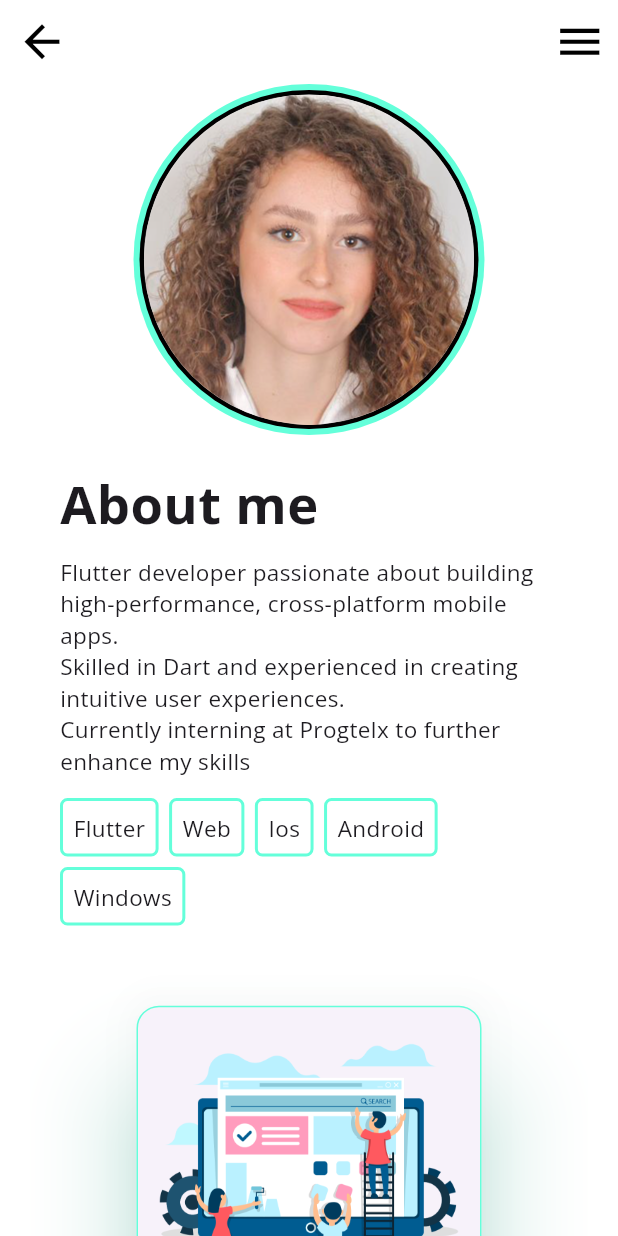
After one commit to Syartaa/flutter_syarta_portfolio, a Flutter app: the AboutMobile screen opened directly, on a phone screen of 412 x 824 dp. The commit adds this screen. Run offline on Flutter 3.47's test engine with Material 3 defaults, Android fonts, the phone set to English and light mode, and no system bars; our stand-ins replace flutter_svg, google_fonts, url_strategy.

Commit message:
creating the about-me page form for mobile

```diff
--- a/lib/components.dart
+++ b/lib/components.dart
@@ -174,7 +174,7 @@ class AnimatedCard extends StatefulWidget {
   final width;
   const AnimatedCard(
       {super.key,
-      @required this.text,
+      this.text,
       @required this.imagePath,
       this.fit,
       this.reverse,
@@ -228,7 +228,7 @@ class _AnimatedCardState extends State<AnimatedCard>
               SizedBox(
                 height: 10.0,
               ),
-              SansBold(widget.text, 15.0),
+              widget.text == null ? SizedBox() : SansBold(widget.text, 15.0),
             ],
           ),
         ),
--- /dev/null
+++ b/lib/mobile/about_mobile.dart
@@ -0,0 +1,204 @@
+import 'package:flutter/material.dart';
+import 'package:flutter_svg/flutter_svg.dart';
+import 'package:url_launcher/url_launcher.dart';
+
+import '../components.dart';
+
+class AboutMobile extends StatefulWidget {
+  const AboutMobile({super.key});
+
+  @override
+  State<AboutMobile> createState() => _AboutMobileState();
+}
+
+class _AboutMobileState extends State<AboutMobile> {
+  Widget urlLauncher(String imgPath, String url) {
+    return IconButton(
+      icon: SvgPicture.asset(
+        imgPath,
+        color: Colors.black,
+        width: 35,
+      ),
+      onPressed: () async {
+        if (await canLaunchUrl(Uri.parse(url))) {
+          await launchUrl(Uri.parse(url));
+        } else {
+          throw 'Could not launch $url';
+        }
+      },
+    );
+  }
+
+  @override
+  Widget build(BuildContext context) {
+    return SafeArea(
+      child: Scaffold(
+        extendBodyBehindAppBar: true,
+        backgroundColor: Colors.white,
+        appBar: AppBar(
+          backgroundColor: Colors.transparent,
+          elevation: 0.0,
+          iconTheme: IconThemeData(size: 35.0, color: Colors.black),
+        ),
+        endDrawer: Drawer(
+          child: Column(
+            mainAxisAlignment: MainAxisAlignment.center,
+            children: [
+              DrawerHeader(
+                padding: EdgeInsets.only(bottom: 20.0),
+                child: Container(
+                  decoration: BoxDecoration(
+                    shape: BoxShape.circle,
+                    border: Border.all(width: 2.0, color: Colors.black),
+                  ),
+                  child: Image.asset(
+                    'assets/image=circle.png',
+                    filterQuality: FilterQuality.high,
+                  ),
+                ),
+              ),
+              TabsMobile(text: "Home", route: '/'),
+              SizedBox(height: 20.0),
+              TabsMobile(text: "About", route: '/about'),
+              SizedBox(height: 20.0),
+              TabsMobile(text: "Works", route: '/works'),
+              SizedBox(height: 20.0),
+              TabsMobile(text: "Blog", route: '/blog'),
+              SizedBox(height: 20.0),
+              TabsMobile(text: "Contact", route: '/contact'),
+              SizedBox(height: 40.0),
+              Row(
+                mainAxisAlignment: MainAxisAlignment.spaceEvenly,
+                children: [
+                  urlLauncher("assets/instagram.svg",
+                      "https://www.instagram.com/tomcruise/"),
+                  urlLauncher("assets/twitter.svg",
+                      "https://www.twitter.com/tomcruise/"),
+                  urlLauncher("assets/github.svg", "https://www.github.com/"),
+                ],
+              )
+            ],
+          ),
+        ),
+        body: Padding(
+          padding: const EdgeInsets.symmetric(horizontal: 20.0),
+          child: ListView(
+            children: [
+              //indrudoction
+              CircleAvatar(
+                radius: 117.0,
+                backgroundColor: Colors.tealAccent,
+                child: CircleAvatar(
+                  radius: 113.0,
+                  backgroundColor: Colors.black,
+                  child: CircleAvatar(
+                    radius: 110.0,
+                    backgroundColor: Colors.white,
+                    child: Image.asset(
+                      "assets/image=circle.png",
+                      filterQuality: FilterQuality.high,
+                    ),
+                  ),
+                ),
+              ),
+              SizedBox(height: 20.0),
+              Padding(
+                padding: EdgeInsets.symmetric(horizontal: 20.0),
+                child: Column(
+                  crossAxisAlignment: CrossAxisAlignment.start,
+                  mainAxisAlignment: MainAxisAlignment.start,
+                  children: [
+                    SansBold("About me", 35.0),
+                    SizedBox(height: 10.0),
+                    Sans(
+                        "Flutter developer passionate about building high-performance, cross-platform mobile apps.",
+                        15.0),
+                    Sans(
+                        "Skilled in Dart and experienced in creating intuitive user experiences.",
+                        15.0),
+                    Sans(
+                        "Currently interning at Progtelx to further enhance my skills",
+                        15.0),
+                    SizedBox(height: 15.0),
+                    Wrap(
+                      spacing: 7.0,
+                      runSpacing: 7.0,
+                      children: [
+                        SkillMobile(text: "Flutter"),
+                        SkillMobile(text: "Web"),
+                        SkillMobile(text: "Ios"),
+                        SkillMobile(text: "Android"),
+                        SkillMobile(text: "Windows"),
+                      ],
+                    )
+                  ],
+                ),
+              ),
+              SizedBox(height: 40.0),
+
+              //Web development, second section
+              Column(
+                crossAxisAlignment: CrossAxisAlignment.center,
+                children: [
+                  AnimatedCard(
+                    imagePath: "assets/webL.png",
+                    width: 200.0,
+                  ),
+                  SizedBox(
+                    height: 30.0,
+                  ),
+                  SansBold("Web development", 20.0),
+                  SizedBox(height: 10.0),
+                ],
+              ),
+              Sans(
+                  "I am here to build your presence online with state of the art web apps",
+                  15.0),
+
+              //App developmet
+              Column(
+                crossAxisAlignment: CrossAxisAlignment.center,
+                children: [
+                  AnimatedCard(
+                    imagePath: "assets/app.png",
+                    width: 200.0,
+                  ),
+                  SizedBox(
+                    height: 30.0,
+                  ),
+                  SansBold("App development", 20.0),
+                  SizedBox(height: 10.0),
+                ],
+              ),
+              Sans(
+                  "Do you need a high-performance, respoisve and beautiful app. Dont worry, I have you covered.",
+                  15.0),
+
+              //back-end
+              Column(
+                crossAxisAlignment: CrossAxisAlignment.center,
+                children: [
+                  AnimatedCard(
+                    imagePath: "assets/firebase.png",
+                    width: 200.0,
+                  ),
+                  SizedBox(
+                    height: 30.0,
+                  ),
+                  SansBold("Back-end development", 20.0),
+                  SizedBox(height: 10.0),
+                ],
+              ),
+              Sans(
+                  "I am here to build your presence online with state of the art web apps",
+                  15.0),
+              SizedBox(
+                height: 20.0,
+              )
+            ],
+          ),
+        ),
+      ),
+    );
+  }
+}
--- a/lib/mobile/landing_page_mobile.dart
+++ b/lib/mobile/landing_page_mobile.dart
@@ -81,11 +81,6 @@ class _LandingPageMobileState extends State<LandingPageMobile> {
       body: ListView(
         children: [
           //first section intro
-          Padding(
-            padding: const EdgeInsets.only(left: 20.0),
-            child: Column(
-              crossAxisAlignment: CrossAxisAlignment.center,
-              children: [
           CircleAvatar(
             radius: 117.0,
             backgroundColor: Colors.tealAccent,
@@ -95,6 +90,11 @@ class _LandingPageMobileState extends State<LandingPageMobile> {
               backgroundImage: AssetImage('assets/image=circle.png'),
             ),
           ),
+          Padding(
+            padding: const EdgeInsets.symmetric(horizontal: 20.0),
+            child: Column(
+              crossAxisAlignment: CrossAxisAlignment.start,
+              children: [
                 SizedBox(height: 25.0),
                 Column(
                   crossAxisAlignment: CrossAxisAlignment.start,
@@ -117,7 +117,7 @@ class _LandingPageMobileState extends State<LandingPageMobile> {
                 ),
                 SizedBox(height: 15.0),
                 Row(
-                  mainAxisAlignment: MainAxisAlignment.center,
+                  mainAxisAlignment: MainAxisAlignment.start,
                   children: [
                     Wrap(
                       direction: Axis.vertical,
@@ -147,10 +147,10 @@ class _LandingPageMobileState extends State<LandingPageMobile> {
           SizedBox(height: 90.0),
           //second section about me
           Padding(
-            padding: EdgeInsets.only(left: 20.0),
+            padding: EdgeInsets.symmetric(horizontal: 20.0),
             child: Column(
-              crossAxisAlignment: CrossAxisAlignment.center,
-              mainAxisAlignment: MainAxisAlignment.center,
+              crossAxisAlignment: CrossAxisAlignment.start,
+              mainAxisAlignment: MainAxisAlignment.start,
               children: [
                 SansBold("About me", 35.0),
                 Sans(
```
Lines whose indentation alone changed are shown as unchanged.
